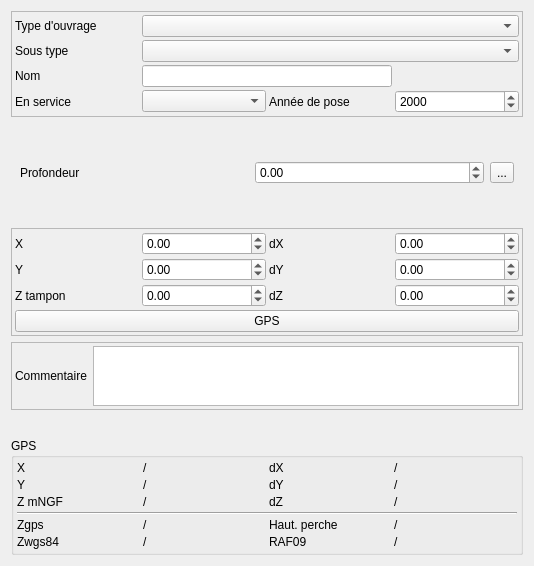
First picture: the form in Lamia/toolprepro/base2_eaupotable/lamiabaseeaupotable_noeud_tool_ui.ui, repository Artelia/Lamia, before the edit.
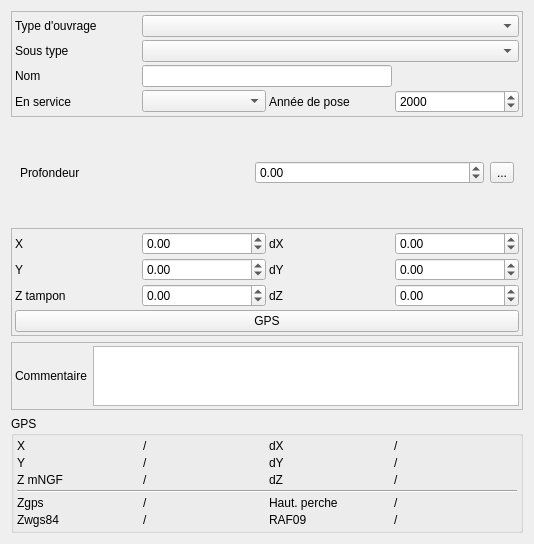
Second picture: the form after the edit.

Patch:
```diff
--- a/Lamia/toolprepro/base2_eaupotable/lamiabaseeaupotable_noeud_tool_ui.ui
+++ b/Lamia/toolprepro/base2_eaupotable/lamiabaseeaupotable_noeud_tool_ui.ui
@@ -7,7 +7,7 @@
     <x>0</x>
     <y>0</y>
     <width>534</width>
-    <height>566</height>
+    <height>513</height>
    </rect>
   </property>
   <property name="windowTitle">
```
Left out of the diff: 44 changed lines with no effect on the pictures.
